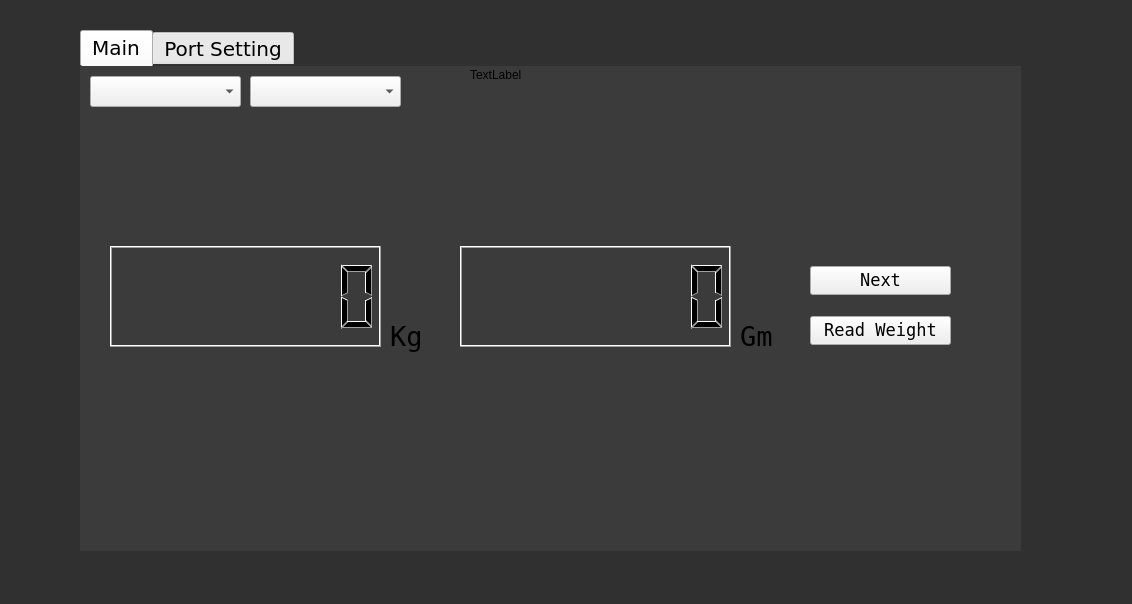
The window that serialguicomm.ui (Vittaly/rsbp_weight) describes before a commit, drawn with Qt 5.
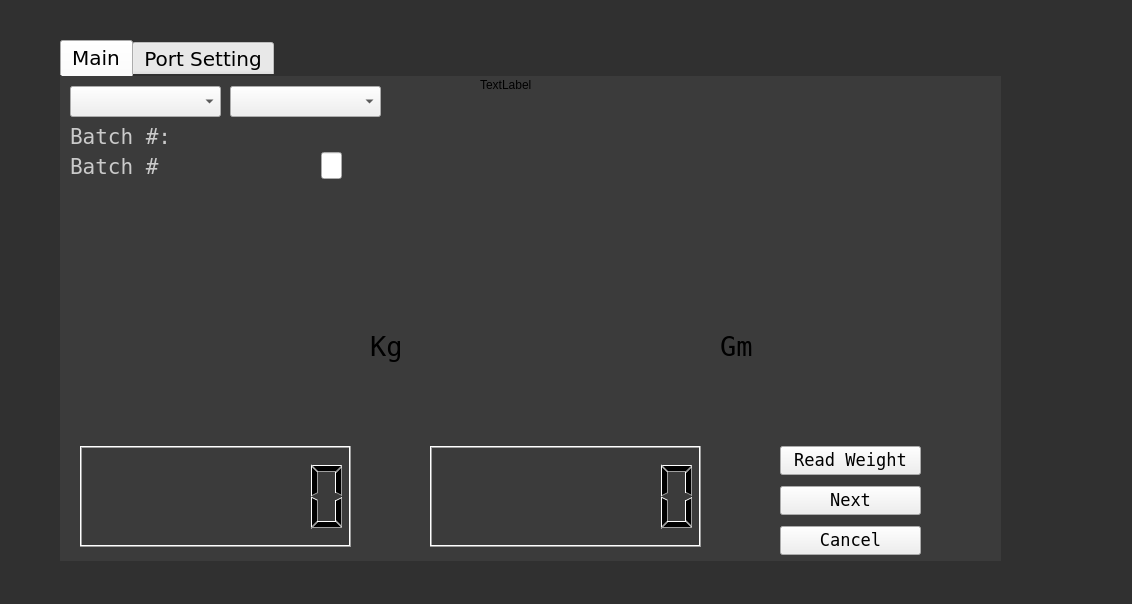
The same window after the commit.

Commit message: change work with db

The edit to the form file:
```diff
--- a/serialguicomm.ui
+++ b/serialguicomm.ui
@@ -468,8 +468,8 @@
     </property>
     <property name="geometry">
      <rect>
-      <x>80</x>
-      <y>30</y>
+      <x>60</x>
+      <y>40</y>
       <width>941</width>
       <height>521</height>
      </rect>
@@ -656,8 +656,8 @@
      <widget class="QLCDNumber" name="lcdNumber2">
       <property name="geometry">
        <rect>
-        <x>30</x>
-        <y>180</y>
+        <x>20</x>
+        <y>370</y>
         <width>271</width>
         <height>101</height>
        </rect>
@@ -693,8 +693,8 @@
      <widget class="QLCDNumber" name="lcdNumber">
       <property name="geometry">
        <rect>
-        <x>380</x>
-        <y>180</y>
+        <x>370</x>
+        <y>370</y>
         <width>271</width>
         <height>101</height>
        </rect>
@@ -725,8 +725,8 @@
      <widget class="QPushButton" name="start">
       <property name="geometry">
        <rect>
-        <x>730</x>
-        <y>250</y>
+        <x>720</x>
+        <y>370</y>
         <width>141</width>
         <height>29</height>
        </rect>
@@ -747,12 +747,49 @@
      <widget class="QLabel" name="text_label">
       <property name="geometry">
        <rect>
-        <x>430</x>
-        <y>76</y>
-        <width>441</width>
+        <x>20</x>
+        <y>300</y>
+        <width>861</width>
         <height>21</height>
        </rect>
       </property>
+      <property name="palette">
+       <palette>
+        <active>
+         <colorrole role="WindowText">
+          <brush brushstyle="SolidPattern">
+           <color alpha="255">
+            <red>202</red>
+            <green>202</green>
+            <blue>202</blue>
+           </color>
+          </brush>
+         </colorrole>
+        </active>
+        <inactive>
+         <colorrole role="WindowText">
+          <brush brushstyle="SolidPattern">
+           <color alpha="255">
+            <red>202</red>
+            <green>202</green>
+            <blue>202</blue>
+           </color>
+          </brush>
+         </colorrole>
+        </inactive>
+        <disabled>
+         <colorrole role="WindowText">
+          <brush brushstyle="SolidPattern">
+           <color alpha="255">
+            <red>133</red>
+            <green>133</green>
+            <blue>133</blue>
+           </color>
+          </brush>
+         </colorrole>
+        </disabled>
+       </palette>
+      </property>
       <property name="font">
        <font>
         <family>Bitstream Vera Sans Mono</family>
@@ -769,8 +806,8 @@
      <widget class="QPushButton" name="nextButton">
       <property name="geometry">
        <rect>
-        <x>730</x>
-        <y>200</y>
+        <x>720</x>
+        <y>410</y>
         <width>141</width>
         <height>29</height>
        </rect>
@@ -854,7 +891,7 @@
      <widget class="QLabel" name="label_img">
       <property name="geometry">
        <rect>
-        <x>390</x>
+        <x>420</x>
         <y>0</y>
         <width>54</width>
         <height>17</height>
@@ -870,6 +907,231 @@
        <string>TextLabel</string>
       </property>
      </widget>
+     <widget class="QPushButton" name="CancelButton">
+      <property name="geometry">
+       <rect>
+        <x>720</x>
+        <y>450</y>
+        <width>141</width>
+        <height>29</height>
+       </rect>
+      </property>
+      <property name="font">
+       <font>
+        <family>Bitstream Vera Sans Mono</family>
+        <pointsize>13</pointsize>
+        <weight>50</weight>
+        <italic>false</italic>
+        <bold>false</bold>
+       </font>
+      </property>
+      <property name="text">
+       <string>Cancel</string>
+      </property>
+     </widget>
+     <widget class="QLabel" name="bulk_label">
+      <property name="geometry">
+       <rect>
+        <x>20</x>
+        <y>340</y>
+        <width>861</width>
+        <height>21</height>
+       </rect>
+      </property>
+      <property name="palette">
+       <palette>
+        <active>
+         <colorrole role="WindowText">
+          <brush brushstyle="SolidPattern">
+           <color alpha="255">
+            <red>202</red>
+            <green>202</green>
+            <blue>202</blue>
+           </color>
+          </brush>
+         </colorrole>
+        </active>
+        <inactive>
+         <colorrole role="WindowText">
+          <brush brushstyle="SolidPattern">
+           <color alpha="255">
+            <red>202</red>
+            <green>202</green>
+            <blue>202</blue>
+           </color>
+          </brush>
+         </colorrole>
+        </inactive>
+        <disabled>
+         <colorrole role="WindowText">
+          <brush brushstyle="SolidPattern">
+           <color alpha="255">
+            <red>133</red>
+            <green>133</green>
+            <blue>133</blue>
+           </color>
+          </brush>
+         </colorrole>
+        </disabled>
+       </palette>
+      </property>
+      <property name="font">
+       <font>
+        <family>Bitstream Vera Sans Mono</family>
+        <pointsize>16</pointsize>
+        <weight>50</weight>
+        <italic>false</italic>
+        <bold>false</bold>
+       </font>
+      </property>
+      <property name="text">
+       <string/>
+      </property>
+     </widget>
+     <widget class="QLabel" name="batch_label">
+      <property name="geometry">
+       <rect>
+        <x>10</x>
+        <y>80</y>
+        <width>371</width>
+        <height>21</height>
+       </rect>
+      </property>
+      <property name="palette">
+       <palette>
+        <active>
+         <colorrole role="WindowText">
+          <brush brushstyle="SolidPattern">
+           <color alpha="255">
+            <red>202</red>
+            <green>202</green>
+            <blue>202</blue>
+           </color>
+          </brush>
+         </colorrole>
+        </active>
+        <inactive>
+         <colorrole role="WindowText">
+          <brush brushstyle="SolidPattern">
+           <color alpha="255">
+            <red>202</red>
+            <green>202</green>
+            <blue>202</blue>
+           </color>
+          </brush>
+         </colorrole>
+        </inactive>
+        <disabled>
+         <colorrole role="WindowText">
+          <brush brushstyle="SolidPattern">
+           <color alpha="255">
+            <red>133</red>
+            <green>133</green>
+            <blue>133</blue>
+           </color>
+          </brush>
+         </colorrole>
+        </disabled>
+       </palette>
+      </property>
+      <property name="font">
+       <font>
+        <family>Bitstream Vera Sans Mono</family>
+        <pointsize>16</pointsize>
+        <weight>50</weight>
+        <italic>false</italic>
+        <bold>false</bold>
+       </font>
+      </property>
+      <property name="text">
+       <string>Batch #</string>
+      </property>
+     </widget>
+     <widget class="QLineEdit" name="batch_lineEdit">
+      <property name="geometry">
+       <rect>
+        <x>261</x>
+        <y>76</y>
+        <width>21</width>
+        <height>27</height>
+       </rect>
+      </property>
+      <property name="palette">
+       <palette>
+        <active/>
+        <inactive/>
+        <disabled/>
+       </palette>
+      </property>
+      <property name="inputMask">
+       <string/>
+      </property>
+      <property name="maxLength">
+       <number>1</number>
+      </property>
+      <property name="frame">
+       <bool>true</bool>
+      </property>
+     </widget>
+     <widget class="QLabel" name="batch_label_title">
+      <property name="geometry">
+       <rect>
+        <x>10</x>
+        <y>50</y>
+        <width>371</width>
+        <height>21</height>
+       </rect>
+      </property>
+      <property name="palette">
+       <palette>
+        <active>
+         <colorrole role="WindowText">
+          <brush brushstyle="SolidPattern">
+           <color alpha="255">
+            <red>202</red>
+            <green>202</green>
+            <blue>202</blue>
+           </color>
+          </brush>
+         </colorrole>
+        </active>
+        <inactive>
+         <colorrole role="WindowText">
+          <brush brushstyle="SolidPattern">
+           <color alpha="255">
+            <red>202</red>
+            <green>202</green>
+            <blue>202</blue>
+           </color>
+          </brush>
+         </colorrole>
+        </inactive>
+        <disabled>
+         <colorrole role="WindowText">
+          <brush brushstyle="SolidPattern">
+           <color alpha="255">
+            <red>133</red>
+            <green>133</green>
+            <blue>133</blue>
+           </color>
+          </brush>
+         </colorrole>
+        </disabled>
+       </palette>
+      </property>
+      <property name="font">
+       <font>
+        <family>Bitstream Vera Sans Mono</family>
+        <pointsize>16</pointsize>
+        <weight>50</weight>
+        <italic>false</italic>
+        <bold>false</bold>
+       </font>
+      </property>
+      <property name="text">
+       <string>Batch #:</string>
+      </property>
+     </widget>
     </widget>
     <widget class="QWidget" name="tab_10">
      <attribute name="title">
```
The commit also changes 2 other files.
